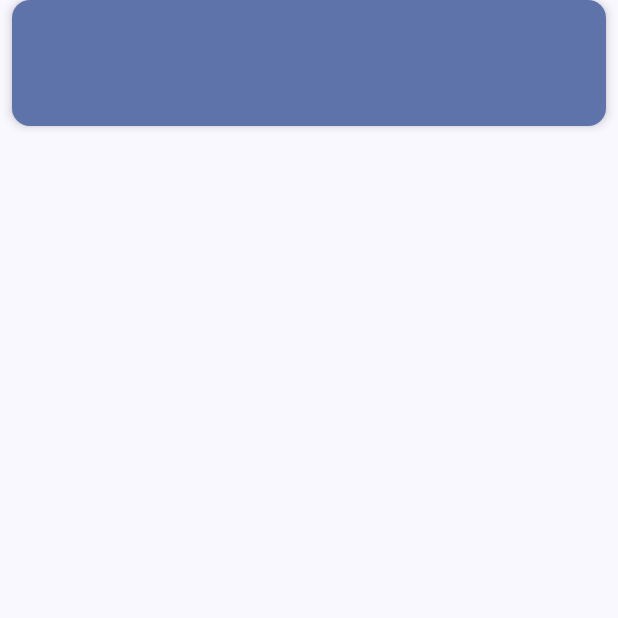
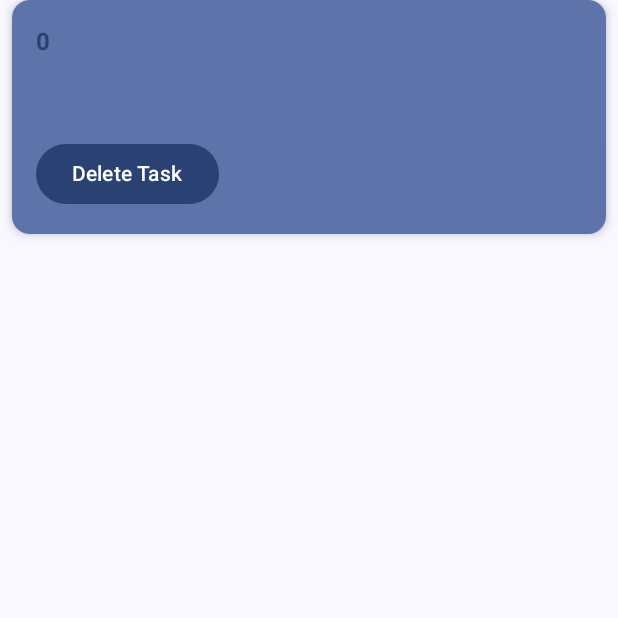
Before and after one commit to devabhishekagrahari/Memory-Gallery-, an Android app built with Jetpack Compose: the composable TaskCard shown on its own in the app's theme, on a phone screen of 412 x 824 dp, the top half of it. Run offline under Robolectric (Android 15) with nearby library versions, the phone set to English and light mode, and no system bars; our stand-ins replace Room's generated code, livedata-compose.

Commit message:
todoRoomDatabse

```diff
--- a/app/src/main/java/dev/abhishekagrahari/todoapp/model/dao.kt
+++ b/app/src/main/java/dev/abhishekagrahari/todoapp/model/dao.kt
@@ -13,6 +13,6 @@ interface dao {
     @Query("SELECT * FROM task_table")
     fun getAllUsers(): Flow<List<todo>>
 
-   /* @Query("DELETE FROM task_table")
-    suspend fun deleteAllUsers()*/
+    @Query("DELETE  FROM task_table where id=:id")
+    suspend fun deleteSelectedTask(id: Int)
 }
--- a/app/src/main/java/dev/abhishekagrahari/todoapp/model/taskRepository.kt
+++ b/app/src/main/java/dev/abhishekagrahari/todoapp/model/taskRepository.kt
@@ -7,5 +7,5 @@ class taskRepository(private val dao: dao) {
     val tasks: Flow<List<todo>> = dao.getAllUsers()
 
     suspend fun addItem(todo: todo) = dao.insert(todo)
-
+    suspend fun deleteSelectedTask(id: Int)= dao.deleteSelectedTask(id)
 }
--- a/app/src/main/java/dev/abhishekagrahari/todoapp/view/taskview.kt
+++ b/app/src/main/java/dev/abhishekagrahari/todoapp/view/taskview.kt
@@ -58,14 +58,14 @@ fun TaskListView(navController: NavController, taskViewModel: taskViewModel) {
                     verticalArrangement = Arrangement.spacedBy(8.dp) // Space between items
                 ) {
                     items(tasks) { task ->
-                        TaskCard(task = task)
+                        TaskCard(task = task , taskViewModel)
                     }
                 }
             }
         }
 
 @Composable
-fun TaskCard(task: todo) {
+fun TaskCard(task: todo , taskViewModel: taskViewModel) {
     Card(
         modifier = Modifier
             .fillMaxWidth()
@@ -82,6 +82,12 @@ fun TaskCard(task: todo) {
                 .padding(16.dp)
         ) {
             Text(
+                text = task.id.toString(),
+                style = MaterialTheme.typography.titleMedium,
+                fontWeight = FontWeight.Bold,
+                color = MaterialTheme.colorScheme.primary
+            )
+            Text(
                 text = task.taskName,
                 style = MaterialTheme.typography.titleMedium,
                 fontWeight = FontWeight.Bold,
@@ -93,6 +99,9 @@ fun TaskCard(task: todo) {
                 style = MaterialTheme.typography.bodyMedium,
                 color = MaterialTheme.colorScheme.onPrimaryContainer
             )
+            Button(onClick = {taskViewModel.deleteSelectedTask(task.id) }){
+                Text("Delete Task")
+            }
         }
     }
 }
--- a/app/src/main/java/dev/abhishekagrahari/todoapp/viewModel/taskViewModel.kt
+++ b/app/src/main/java/dev/abhishekagrahari/todoapp/viewModel/taskViewModel.kt
@@ -21,9 +21,9 @@ class taskViewModel(private val repository: taskRepository) : ViewModel() {
         }
     }
 
-    fun deleteAllUsers() {
+    fun deleteSelectedTask(id :Int) {
         viewModelScope.launch {
-            //userDao.deleteAllUsers()
+            repository.deleteSelectedTask(id)
         }
     }
 }
```
